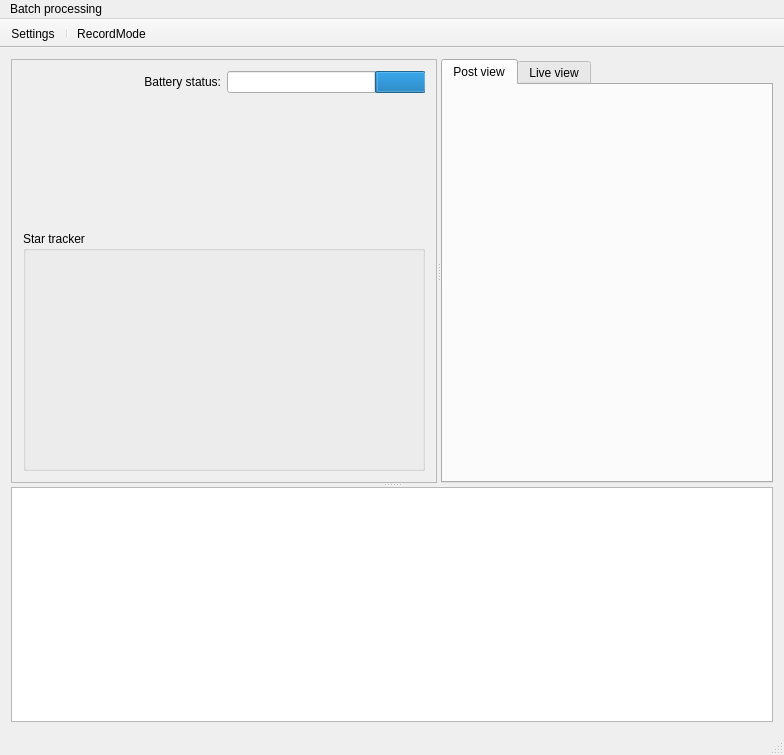
First picture: the form in app/AstroCameraRemote/MainWindow.ui, repository blackphil/AstroCameraRemote, before the edit.
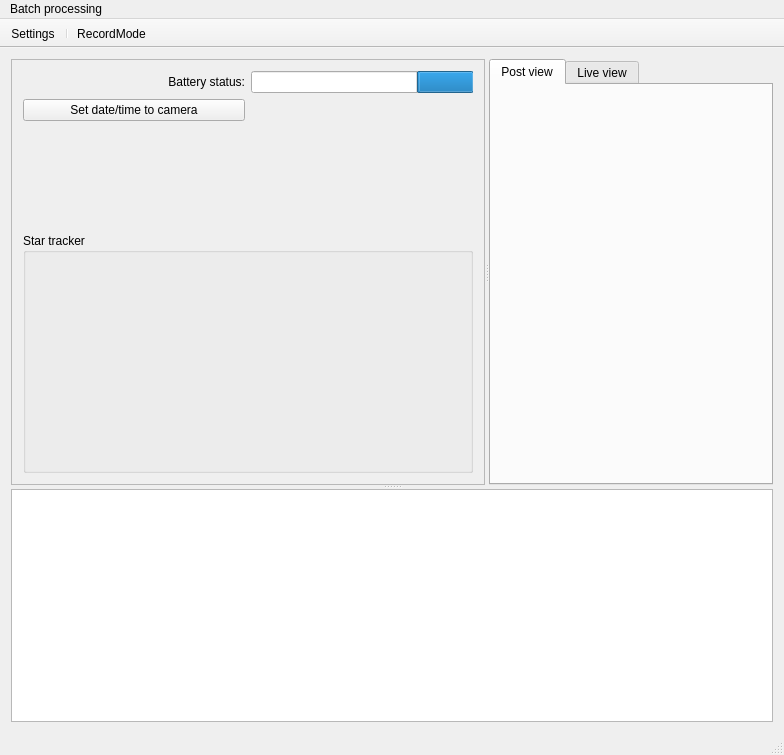
Second picture: the form after the edit. Icons and pictures are not drawn. Custom widgets are drawn as their Qt base class.

The edit to the form file:
```diff
--- a/app/AstroCameraRemote/MainWindow.ui
+++ b/app/AstroCameraRemote/MainWindow.ui
@@ -197,6 +197,13 @@
            </layout>
           </widget>
          </item>
+         <item row="1" column="0">
+          <widget class="QPushButton" name="setCamDateTime">
+           <property name="text">
+            <string>Set date/time to camera</string>
+           </property>
+          </widget>
+         </item>
         </layout>
        </widget>
        <widget class="QTabWidget" name="viewsTabWidget">
```
